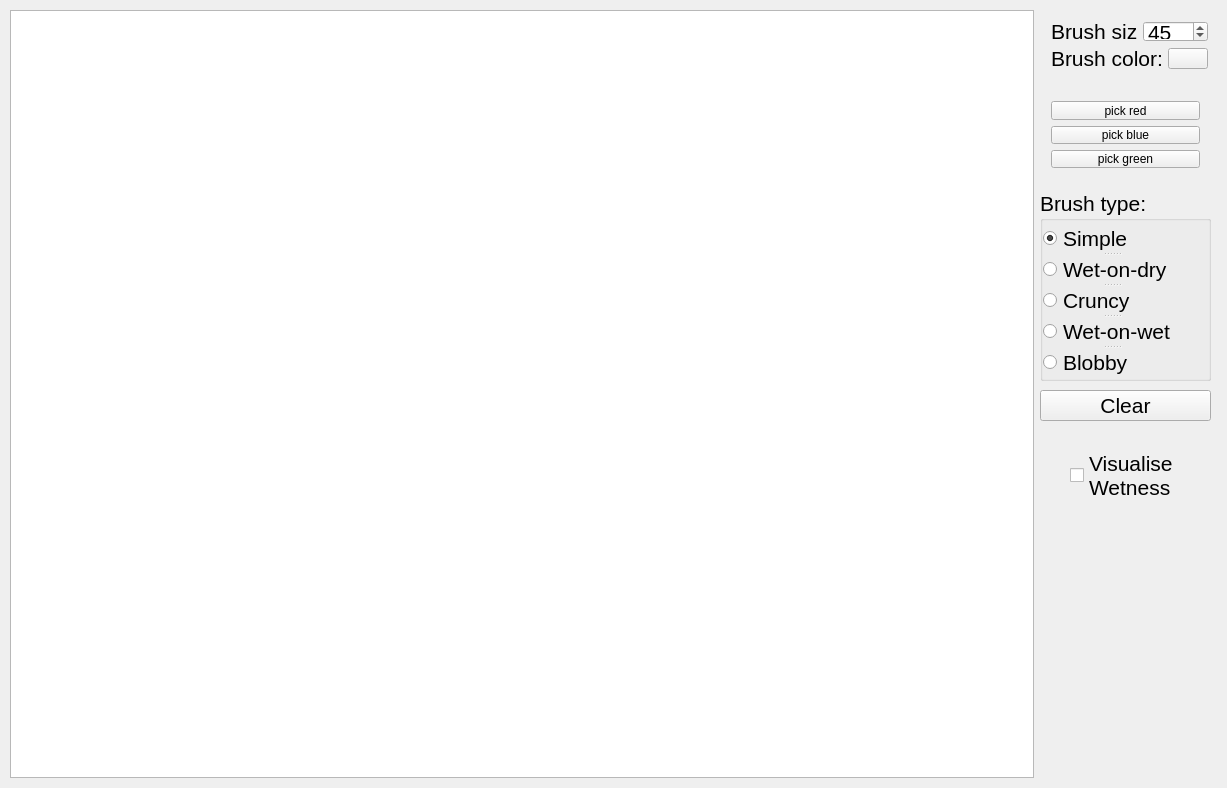
The window that TryWaterColor/mainwindow.ui (reijo1337/Watercolor) describes before a commit, drawn with Qt 5.
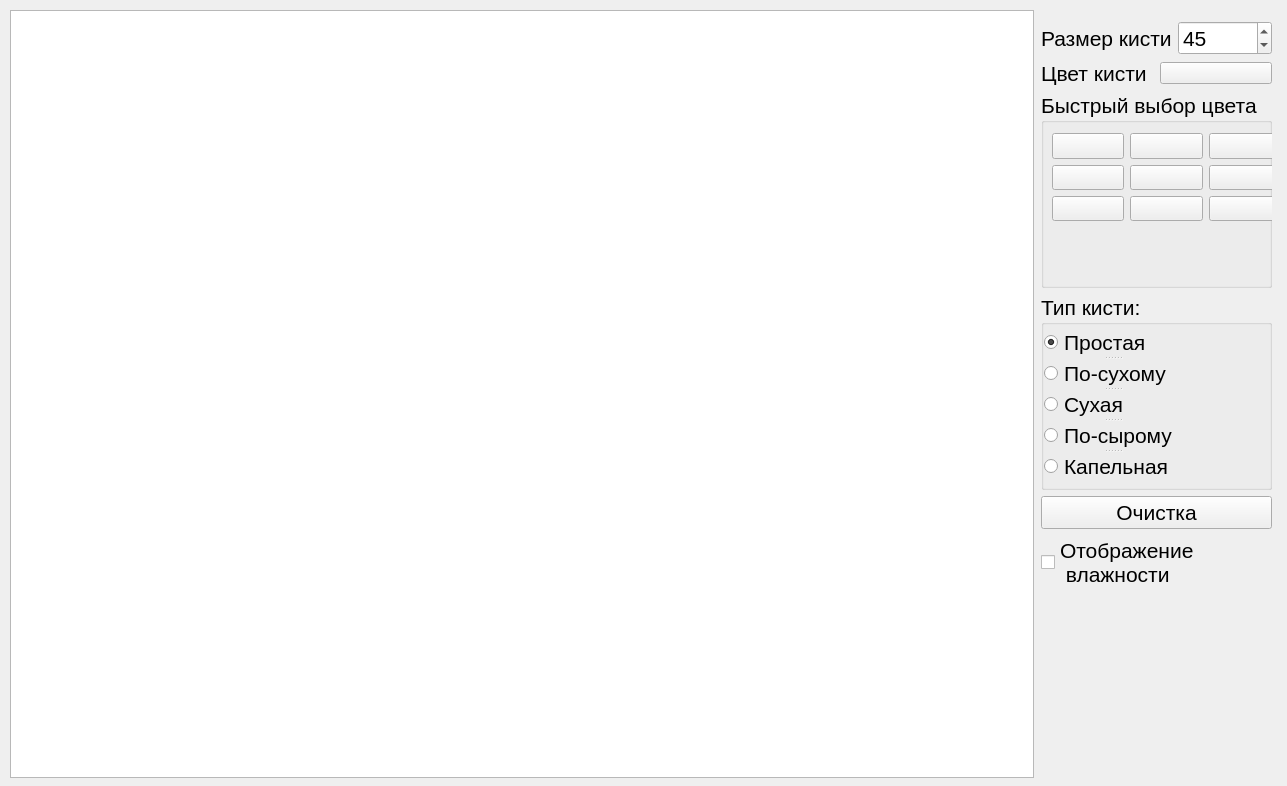
The same window after the commit.

Patch:
```diff
--- a/TryWaterColor/mainwindow.ui
+++ b/TryWaterColor/mainwindow.ui
@@ -6,10 +6,22 @@
    <rect>
     <x>0</x>
     <y>0</y>
-    <width>1227</width>
-    <height>788</height>
+    <width>1287</width>
+    <height>786</height>
    </rect>
   </property>
+  <property name="minimumSize">
+   <size>
+    <width>1287</width>
+    <height>786</height>
+   </size>
+  </property>
+  <property name="maximumSize">
+   <size>
+    <width>1287</width>
+    <height>786</height>
+   </size>
+  </property>
   <property name="windowTitle">
    <string>MainWindow</string>
   </property>
@@ -27,15 +39,17 @@
      <cursorShape>BlankCursor</cursorShape>
     </property>
    </widget>
-   <widget class="QWidget" name="layoutWidget">
+   <widget class="QWidget" name="">
     <property name="geometry">
      <rect>
-      <x>1040</x>
+      <x>1030</x>
       <y>10</y>
-      <width>179</width>
-      <height>70</height>
+      <width>253</width>
+      <height>591</height>
      </rect>
     </property>
+    <layout class="QVBoxLayout" name="verticalLayout_2">
+     <item>
     <layout class="QVBoxLayout" name="verticalLayout">
      <item>
       <layout class="QHBoxLayout" name="horizontalLayout">
@@ -47,7 +61,7 @@
           </font>
          </property>
          <property name="text">
-          <string>Brush size:</string>
+            <string>Размер кисти</string>
          </property>
         </widget>
        </item>
@@ -78,7 +92,7 @@
           </font>
          </property>
          <property name="text">
-          <string>Brush color:</string>
+            <string>Цвет кисти</string>
          </property>
         </widget>
        </item>
@@ -92,56 +106,103 @@
       </layout>
      </item>
     </layout>
-   </widget>
-   <widget class="QWidget" name="layoutWidget">
+     </item>
+     <item>
+      <widget class="QGroupBox" name="groupBox_2">
+       <property name="font">
+        <font>
+         <pointsize>16</pointsize>
+        </font>
+       </property>
+       <property name="title">
+        <string>Быстрый выбор цвета</string>
+       </property>
+       <widget class="QWidget" name="">
     <property name="geometry">
      <rect>
-      <x>1040</x>
-      <y>90</y>
-      <width>171</width>
-      <height>89</height>
-     </rect>
-    </property>
-    <layout class="QVBoxLayout" name="verticalLayout_2">
-     <item>
-      <widget class="QPushButton" name="pushButton">
+          <x>0</x>
+          <y>30</y>
+          <width>251</width>
+          <height>110</height>
+         </rect>
+        </property>
+        <layout class="QGridLayout" name="gridLayout">
+         <item row="0" column="0">
+          <widget class="QPushButton" name="c_D54A9E">
        <property name="text">
-        <string>pick red</string>
+            <string/>
        </property>
       </widget>
      </item>
-     <item>
-      <widget class="QPushButton" name="pushButton_2">
+         <item row="0" column="1">
+          <widget class="QPushButton" name="c_D54A63">
        <property name="text">
-        <string>pick blue</string>
+            <string/>
        </property>
       </widget>
      </item>
-     <item>
-      <widget class="QPushButton" name="pushButton_3">
+         <item row="0" column="2">
+          <widget class="QPushButton" name="c_D5A74A">
        <property name="text">
-        <string>pick green</string>
+            <string/>
+           </property>
+          </widget>
+         </item>
+         <item row="1" column="0">
+          <widget class="QPushButton" name="c_4AB6D5">
+           <property name="text">
+            <string/>
+           </property>
+          </widget>
+         </item>
+         <item row="1" column="1">
+          <widget class="QPushButton" name="c_4AD57A">
+           <property name="text">
+            <string/>
+           </property>
+          </widget>
+         </item>
+         <item row="1" column="2">
+          <widget class="QPushButton" name="c_B6D54A">
+           <property name="text">
+            <string/>
+           </property>
+          </widget>
+         </item>
+         <item row="2" column="0">
+          <widget class="QPushButton" name="c_6C4AD5">
+           <property name="text">
+            <string/>
+           </property>
+          </widget>
+         </item>
+         <item row="2" column="1">
+          <widget class="QPushButton" name="c_954AD5">
+           <property name="text">
+            <string/>
+           </property>
+          </widget>
+         </item>
+         <item row="2" column="2">
+          <widget class="QPushButton" name="c_D2CB6B">
+           <property name="text">
+            <string/>
        </property>
       </widget>
      </item>
     </layout>
    </widget>
+      </widget>
+     </item>
+     <item>
    <widget class="QGroupBox" name="groupBox">
-    <property name="geometry">
-     <rect>
-      <x>1040</x>
-      <y>190</y>
-      <width>171</width>
-      <height>191</height>
-     </rect>
-    </property>
     <property name="font">
      <font>
       <pointsize>16</pointsize>
      </font>
     </property>
     <property name="title">
-     <string>Brush type:</string>
+        <string>Тип кисти:</string>
     </property>
     <widget class="QSplitter" name="splitter">
      <property name="geometry">
@@ -157,7 +218,7 @@
      </property>
      <widget class="QRadioButton" name="simpleChoice">
       <property name="text">
-       <string>Simple</string>
+          <string>Простая</string>
       </property>
       <property name="checked">
        <bool>true</bool>
@@ -165,62 +226,53 @@
      </widget>
      <widget class="QRadioButton" name="wetOnDryCoice">
       <property name="text">
-       <string>Wet-on-dry</string>
+          <string>По-сухому</string>
       </property>
      </widget>
      <widget class="QRadioButton" name="cruncyChoice">
       <property name="text">
-       <string>Cruncy</string>
+          <string>Сухая</string>
       </property>
      </widget>
      <widget class="QRadioButton" name="wetOnWetChoice">
       <property name="text">
-       <string>Wet-on-wet</string>
+          <string>По-сырому</string>
       </property>
      </widget>
      <widget class="QRadioButton" name="blobbChoice">
       <property name="text">
-       <string>Blobby</string>
+          <string>Капельная</string>
       </property>
      </widget>
     </widget>
    </widget>
+     </item>
+     <item>
    <widget class="QPushButton" name="pushButton_4">
-    <property name="geometry">
-     <rect>
-      <x>1040</x>
-      <y>390</y>
-      <width>171</width>
-      <height>31</height>
-     </rect>
-    </property>
     <property name="font">
      <font>
       <pointsize>16</pointsize>
      </font>
     </property>
     <property name="text">
-     <string>Clear</string>
-    </property>
-   </widget>
+        <string>Очистка</string>
+       </property>
+      </widget>
+     </item>
+     <item>
    <widget class="QCheckBox" name="checkBox">
-    <property name="geometry">
-     <rect>
-      <x>1070</x>
-      <y>430</y>
-      <width>111</width>
-      <height>91</height>
-     </rect>
-    </property>
     <property name="font">
      <font>
       <pointsize>16</pointsize>
      </font>
     </property>
     <property name="text">
-     <string>Visualise
-Wetness</string>
-    </property>
+        <string>Отображение 
+ влажности</string>
+       </property>
+      </widget>
+     </item>
+    </layout>
    </widget>
   </widget>
  </widget>
```
Lines whose indentation alone changed are shown as unchanged.
